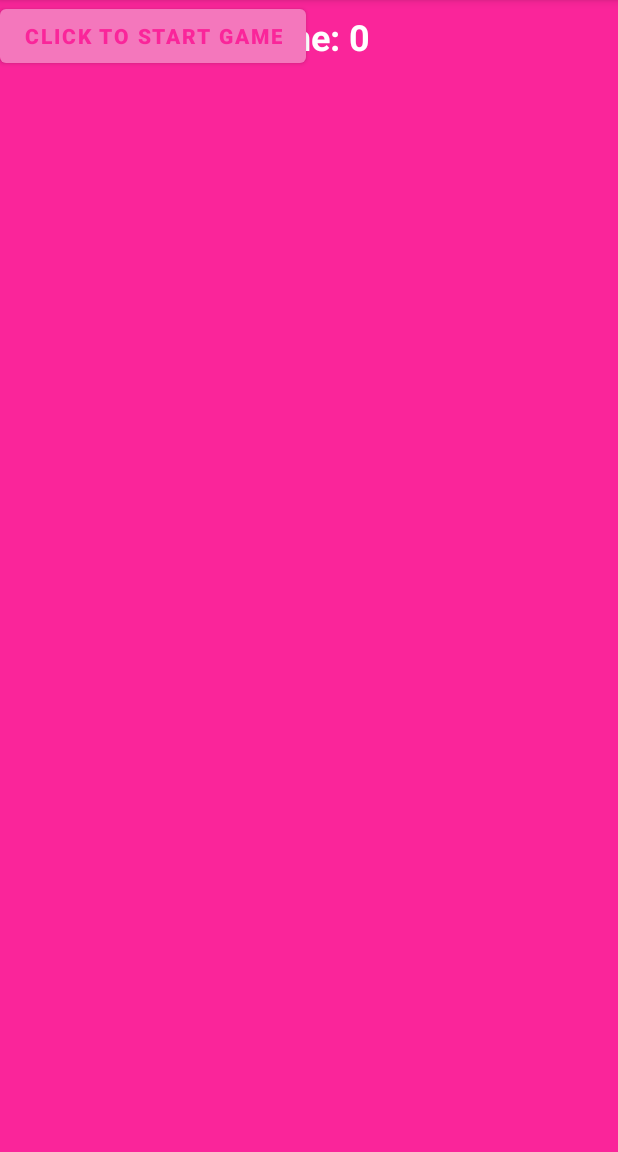
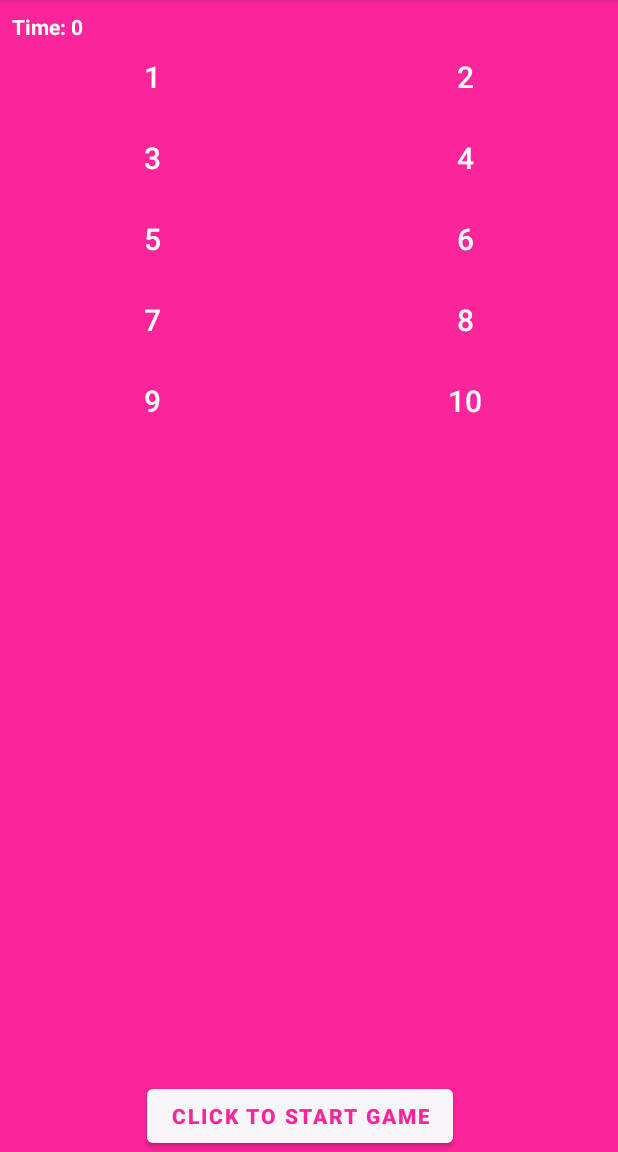
Before and after one commit to catonbrewster1/ButtonMatching, an Android app: the screen it shows after launch (MainActivity), on a phone screen of 412 x 824 dp, the part 84-1236 px from its top. Run offline under Robolectric (Android 15) with nearby library versions, the phone set to English and light mode, and no system bars.

Commit message:
buttons showing up...when I click them it changes the text to 'clicked'. Using 2 columns instead of the 4 specified tho

```diff
--- /dev/null
+++ b/app/src/main/java/com/catonbrewster/buttonmatching/GridAdapter.kt
@@ -0,0 +1,42 @@
+package com.catonbrewster.buttonmatching
+
+import android.content.Context
+import android.view.LayoutInflater
+import android.view.View
+import android.view.ViewGroup
+import android.widget.*
+
+
+class GridAdapter(private val context: Context,
+                     private val dataSource: IntArray) : BaseAdapter() {
+
+    private val inflater: LayoutInflater
+            = context.getSystemService(Context.LAYOUT_INFLATER_SERVICE) as LayoutInflater
+
+    override fun getCount(): Int {
+        return dataSource.size
+    }
+
+    override fun getItem(pos: Int): Any {
+        return dataSource[pos]
+    }
+
+    override fun getItemId(pos: Int): Long {
+        return pos.toLong()
+    }
+
+    override fun getView(pos: Int, convertView: View?, parent: ViewGroup): View {
+        // Get view for tile in grid
+        val tileView = inflater.inflate(R.layout.grid_button, parent, false)
+        val number = getItem(pos)
+
+
+        // Get button element
+        val buttonView = tileView.findViewById(R.id.gridButton) as Button
+        buttonView.text = number.toString()
+        buttonView.setOnClickListener {
+            buttonView.text = "clicked"
+        }
+        return tileView
+    }
+}
--- a/app/src/main/java/com/catonbrewster/buttonmatching/MainActivity.kt
+++ b/app/src/main/java/com/catonbrewster/buttonmatching/MainActivity.kt
@@ -29,6 +29,8 @@ class MainActivity : AppCompatActivity() {
         private const val TIME = "TIME"
     }
 
+    private val numbers = IntArray(10) { (it + 1) }
+
     override fun onCreate(savedInstanceState: Bundle?) {
         super.onCreate(savedInstanceState)
         setContentView(R.layout.activity_main)
@@ -38,6 +40,11 @@ class MainActivity : AppCompatActivity() {
         startButton = findViewById(R.id.startButton)
         timerTextView = findViewById(R.id.timerTextView)
         timerTextView.text = getString(R.string.timer, seconds)
+
+        gridView = findViewById(R.id.gridView)
+        //or use getApplicationContext() for context?
+        val gridAdapter = GridAdapter(getApplicationContext(), numbers)
+        gridView.adapter = gridAdapter
 
         startButton.setOnClickListener { view ->
             restoreGame()
--- a/app/src/main/res/layout/activity_main.xml
+++ b/app/src/main/res/layout/activity_main.xml
@@ -11,13 +11,12 @@
         android:id="@+id/timerTextView"
         android:layout_width="wrap_content"
         android:layout_height="wrap_content"
+        android:layout_marginStart="8dp"
         android:layout_marginTop="8dp"
         android:background="@color/pink"
         android:text="@string/timer"
         android:textColor="@color/white"
-        android:textSize="24sp"
         android:textStyle="bold"
-        app:layout_constraintEnd_toEndOf="parent"
         app:layout_constraintStart_toStartOf="parent"
         app:layout_constraintTop_toTopOf="parent" />
 
@@ -26,6 +25,9 @@
         android:layout_width="match_parent"
         android:layout_height="0dp"
         android:background="@color/pink"
+        android:horizontalSpacing="6dp"
+        android:numColumns="2"
+        android:verticalSpacing="6dp"
         app:layout_constraintBottom_toTopOf="@+id/startButton"
         app:layout_constraintEnd_toEndOf="parent"
         app:layout_constraintStart_toStartOf="parent"
@@ -39,9 +41,6 @@
         android:text="@string/tapMe"
         android:textColor="@color/pink"
         android:textStyle="bold"
-        android:horizontalSpacing="6dp"
-        android:numColumns="4"
-        android:verticalSpacing="6dp" />
         app:backgroundTint="#F8F5F8"
         app:layout_constraintBottom_toBottomOf="parent"
         app:layout_constraintEnd_toEndOf="parent"
--- a/app/src/main/res/layout/grid_button.xml
+++ b/app/src/main/res/layout/grid_button.xml
@@ -1,16 +1,19 @@
 <?xml version="1.0" encoding="utf-8"?>
-<androidx.constraintlayout.widget.ConstraintLayout
-    xmlns:android="http://schemas.android.com/apk/res/android"
+<RelativeLayout xmlns:android="http://schemas.android.com/apk/res/android"
     xmlns:app="http://schemas.android.com/apk/res-auto"
     android:layout_width="match_parent"
-    android:layout_height="120dp"
-    android:layout_gravity="center"
-    android:layout_margin="5dp"
-    app:cardCornerRadius="5dp"
-    app:cardElevation="5dp">
+    android:layout_height="match_parent"
+    android:layout_gravity="center">
 
     <Button
-        android:id="@+id/button"
-        android:layout_width="match_parent"
-        android:layout_height="wrap_content"/>
-</androidx.constraintlayout.widget.ConstraintLayout>
+        android:id="@+id/gridButton"
+        style="?android:attr/borderlessButtonStyle"
+        android:layout_width="wrap_content"
+        android:layout_height="wrap_content"
+        android:layout_centerHorizontal="true"
+        android:layout_centerVertical="true"
+        android:textColor="@color/white"
+        android:textSize="20dp" />
+
+
+</RelativeLayout>
```
Also changed, not shown: app/src/main/res/layout/grid_button2.xml (added, +29 -0 lines).
